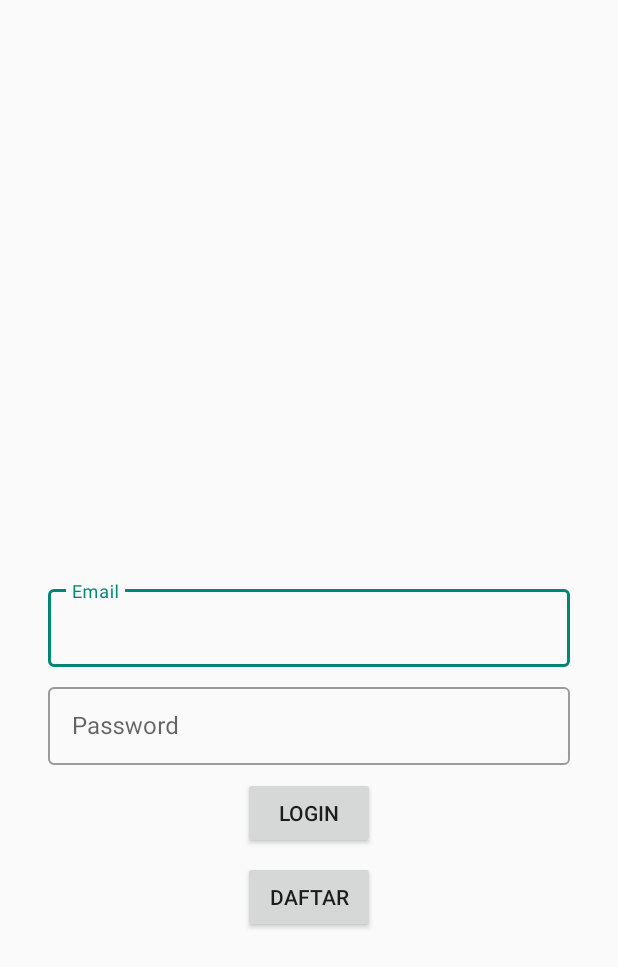
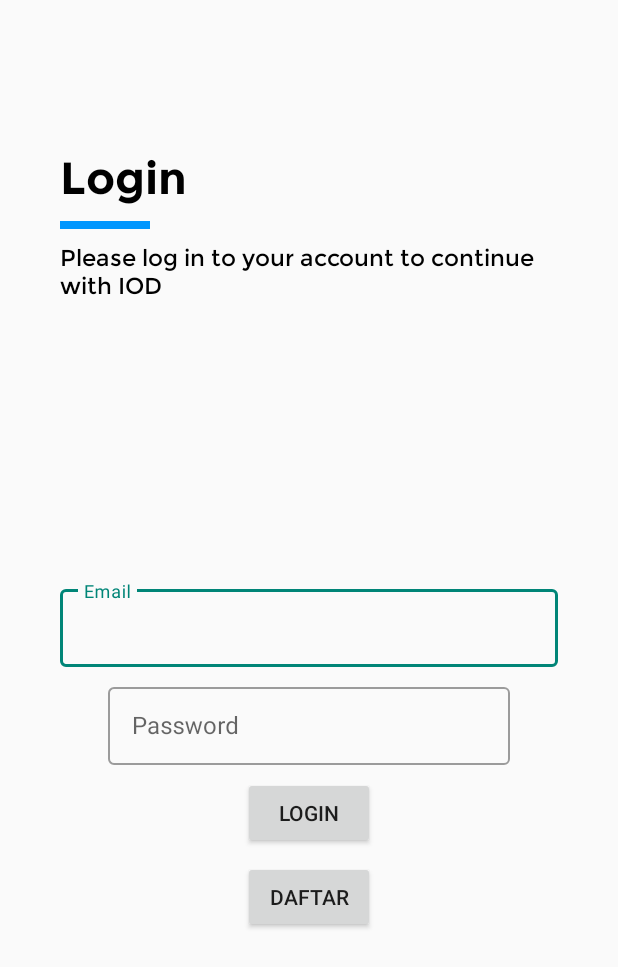
Before and after one commit to hanifah01/android-polarhr, an Android app: the screen it shows after launch (Login), on a phone screen of 412 x 824 dp. Shown: the top 967 px of the screen. Run offline under Robolectric (Android 15) with nearby library versions, the phone set to English and light mode, and no system bars; our stand-ins replace Firebase (no records; nobody signed in at launch, a user with empty details on screens opened directly); libraries missing offline, so code that uses them is left out: maes.tech.intentanim.

Commit message:
tambah splashscreen

```diff
--- a/app/src/main/AndroidManifest.xml
+++ b/app/src/main/AndroidManifest.xml
@@ -14,10 +14,11 @@
         android:roundIcon="@mipmap/ic_launcher_round"
         android:supportsRtl="true"
         android:theme="@style/AppTheme">
-        <activity android:name=".view.Home"></activity>
+        <activity android:name=".view.login.Login"></activity>
+        <activity android:name=".view.Home" />
         <activity android:name=".view.register.Register" />
         <activity android:name=".MainActivity" />
-        <activity android:name=".view.login.Login">
+        <activity android:name=".view.splashscreen.Splashscreen">
             <intent-filter>
                 <action android:name="android.intent.action.MAIN" />
 
--- a/app/src/main/java/com/example/polar/view/login/Login.kt
+++ b/app/src/main/java/com/example/polar/view/login/Login.kt
@@ -1,6 +1,7 @@
 package com.example.polar.view.login
 
 import android.content.Intent
+import android.graphics.Typeface
 import android.os.Bundle
 import android.os.Handler
 import android.view.View
@@ -22,6 +23,14 @@ class Login : AppCompatActivity() {
     override fun onCreate(savedInstanceState: Bundle?) {
         super.onCreate(savedInstanceState)
         setContentView(R.layout.activity_login)
+
+        // Custom font
+        val typeface1 = Typeface.createFromAsset(assets, "Montserrat-Regular.ttf")
+        val typeface2 = Typeface.createFromAsset(assets, "Montserrat-Bold.ttf")
+        txt_login.typeface = typeface2
+        txt_subjudul.typeface= typeface1
+
+
         auth = FirebaseAuth.getInstance()
 
 
--- /dev/null
+++ b/app/src/main/java/com/example/polar/view/splashscreen/Splashscreen.kt
@@ -0,0 +1,25 @@
+package com.example.polar.view.splashscreen
+
+import android.content.Intent
+import androidx.appcompat.app.AppCompatActivity
+import android.os.Bundle
+import android.os.Handler
+import com.example.polar.MainActivity
+import com.example.polar.R
+import com.example.polar.view.login.Login
+
+class Splashscreen : AppCompatActivity() {
+    lateinit var handler: Handler
+
+    override fun onCreate(savedInstanceState: Bundle?) {
+        super.onCreate(savedInstanceState)
+        setContentView(R.layout.activity_splashscreen)
+
+        handler = Handler()
+        handler.postDelayed({
+            val intent = Intent(this@Splashscreen, Login::class.java)
+            startActivity(intent)
+            finish()
+        }, 5000)
+    }
+}
--- /dev/null
+++ b/app/src/main/res/drawable/ic_line.xml
@@ -0,0 +1,9 @@
+<vector xmlns:android="http://schemas.android.com/apk/res/android"
+    android:width="60dp"
+    android:height="5dp"
+    android:viewportWidth="60"
+    android:viewportHeight="5">
+  <path
+      android:pathData="M0,0h60v5h-60z"
+      android:fillColor="#0096FE"/>
+</vector>
--- a/app/src/main/res/layout/activity_login.xml
+++ b/app/src/main/res/layout/activity_login.xml
@@ -4,6 +4,9 @@
     xmlns:tools="http://schemas.android.com/tools"
     android:layout_width="match_parent"
     android:layout_height="match_parent"
+    android:padding="20dp"
+    android:layout_marginLeft="20dp"
+    android:layout_marginRight="20dp"
     tools:context=".view.login.Login">
 
     <ProgressBar
@@ -16,14 +19,46 @@
         app:layout_constraintBottom_toBottomOf="parent"
         app:layout_constraintTop_toTopOf="parent" />
 
+    <TextView
+        android:id="@+id/txt_login"
+        android:layout_width="match_parent"
+        android:layout_height="wrap_content"
+        android:text="Login"
+        android:textSize="30dp"
+        android:textColor="#000000"
+        android:layout_marginTop="80dp"
+        app:layout_constraintEnd_toEndOf="parent"
+        app:layout_constraintStart_toStartOf="parent"
+        app:layout_constraintTop_toTopOf="parent" />
+
+    <ImageView
+        android:id="@+id/imageView"
+        android:layout_width="wrap_content"
+        android:layout_height="wrap_content"
+        android:layout_marginTop="10dp"
+        android:src="@drawable/ic_line"
+        app:layout_constraintStart_toStartOf="parent"
+        app:layout_constraintTop_toBottomOf="@+id/txt_login" />
+
+    <TextView
+        android:id="@+id/txt_subjudul"
+        android:layout_width="match_parent"
+        android:layout_height="wrap_content"
+        android:text="@string/login_message"
+        android:textColor="#000000"
+        android:textSize="15dp"
+        android:layout_marginTop="10dp"
+        app:layout_constraintEnd_toEndOf="parent"
+        app:layout_constraintHorizontal_bias="1.0"
+        app:layout_constraintStart_toStartOf="parent"
+        app:layout_constraintTop_toBottomOf="@+id/imageView" />
+
     <com.google.android.material.textfield.TextInputLayout
         android:id="@+id/textInputLayout"
         style="@style/Widget.MaterialComponents.TextInputLayout.OutlinedBox"
         android:layout_width="match_parent"
         android:layout_height="wrap_content"
-        android:layout_marginStart="32dp"
         android:layout_marginTop="8dp"
-        android:layout_marginEnd="32dp"
         app:layout_constraintBottom_toBottomOf="parent"
         app:layout_constraintEnd_toEndOf="parent"
         app:layout_constraintStart_toStartOf="parent"
--- a/app/src/main/res/values/colors.xml
+++ b/app/src/main/res/values/colors.xml
@@ -6,4 +6,8 @@
 
     <color name="black">#000000</color>
     <color name="white">#FFFFFF</color>
+
+    <color name="blue">#0096fe</color>
+    <color name="sky_blue">#3badfc</color>
+    <color name="light_blue">#59d4ff</color>
 </resources>
--- a/app/src/main/res/values/strings.xml
+++ b/app/src/main/res/values/strings.xml
@@ -4,4 +4,5 @@
     <string name="login_gagal">Login Gagal</string>
     <string name="register_succes">Register Behasil</string>
     <string name="register_gagal">Register Gagal</string>
+    <string name="login_message">Please log in to your account to continue with IOD</string>
 </resources>
```
Also changed, not shown: app/src/main/res/drawable/ic_apps_name.xml (added, +9 -0 lines), app/src/main/res/drawable/ic_running_white.xml (added, +27 -0 lines), app/src/main/res/layout/activity_splashscreen.xml (added, +35 -0 lines), app/src/main/assets/Montserrat-Bold.ttf (added), app/src/main/assets/Montserrat-Regular.ttf (added).
